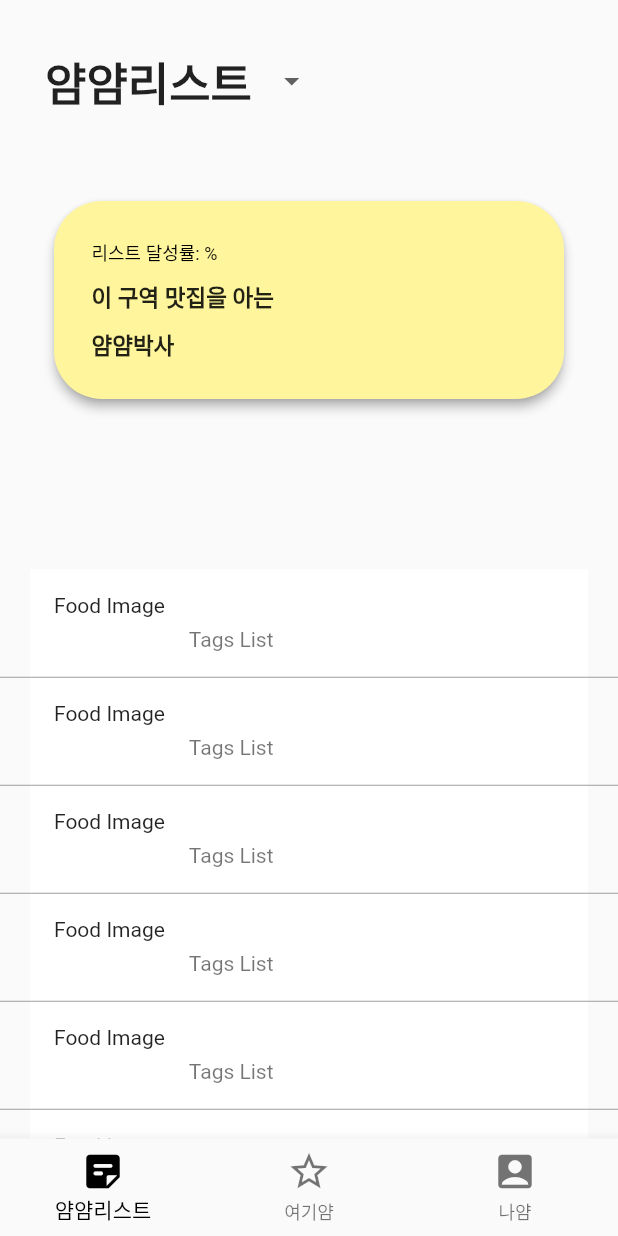
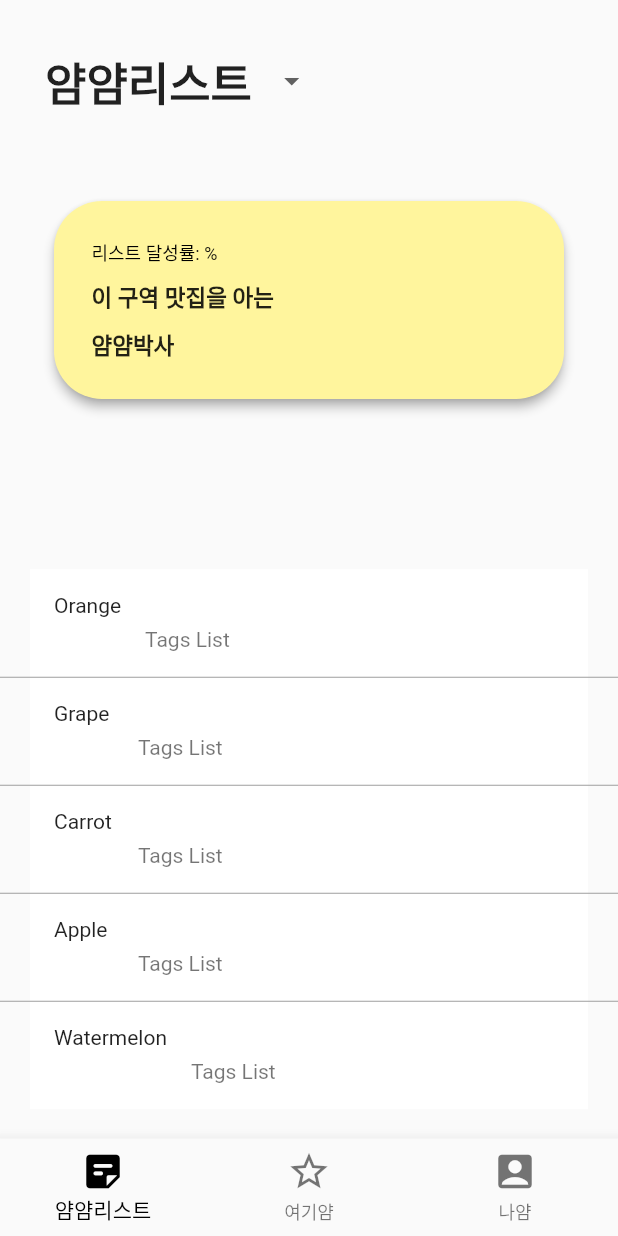
Before and after one commit to dcide6/mucketList_ui, a Flutter app: the screen it shows after launch, on a phone screen of 412 x 824 dp. Run offline on Flutter 3.47's test engine with Material 2 defaults, Android fonts, the phone set to English and light mode, and no system bars; drawn by our look-alikes of flutter_slidable; our stand-ins replace get, sensors; missing offline and left inert: shake.

Commit message:
add slidableWidget

```diff
--- a/lib/screens/list_screen.dart
+++ b/lib/screens/list_screen.dart
@@ -1,6 +1,9 @@
 import 'package:flutter/material.dart';
+import 'package:get/get.dart';
+import 'package:get/get_navigation/get_navigation.dart';
 import 'package:mklistui/constants/screen_size.dart';
 import 'package:mklistui/widgets/mylist_card.dart';
+import 'package:mklistui/widgets/slidable_widget.dart';
 
 class ListScreen extends StatefulWidget {
   @override
@@ -9,6 +12,8 @@ class ListScreen extends StatefulWidget {
 
 class _ListScreenState extends State<ListScreen> {
   static List<String> menu = ['얌얌리스트', '얌얌완료'];
+  List items = ['Orange', 'Grape', 'Carrot', 'Apple', 'Watermelon'];
+
   String _selectedMenu = menu[0];
   @override
   Widget build(BuildContext context) {
@@ -35,14 +40,12 @@ class _ListScreenState extends State<ListScreen> {
                 child: Container(
                   child: ListView.separated(
                     itemBuilder: (context, index) {
-                      return Padding(
-                        padding: const EdgeInsets.symmetric(horizontal: 20.0),
-                        child: ListTile(
-                          onTap: () {},
-                          tileColor: Colors.white,
-                          leading: Text("Food Image"),
-                          subtitle: Text("Tags List"),
-                        ),
+                      return SlidableWidget(
+                        child: buildListTile(items[index]),
+                        onDismissed: (action) {
+                          print(action); //스와이프액션
+                          return dismissSlidableItem(context, index, action);
+                        },
                       );
                     },
                     separatorBuilder: (context, index) {
@@ -51,7 +54,7 @@ class _ListScreenState extends State<ListScreen> {
                         height: 0,
                       );
                     },
-                    itemCount: 30,
+                    itemCount: items.length,
                     controller: myScrollController,
                   ),
                 ),
@@ -59,6 +62,32 @@ class _ListScreenState extends State<ListScreen> {
             },
           )
         ]),
+      ),
+    );
+  }
+
+  void dismissSlidableItem(
+      BuildContext context, int index, SlidableAction action) {
+    setState(() {
+      items.removeAt(index);
+    });
+    switch (action) {
+      case SlidableAction.comment:
+        //후기작성스크린
+        break;
+      case SlidableAction.delete:
+        Get.snackbar("삭제", "완료", snackPosition: SnackPosition.BOTTOM);
+    }
+  }
+
+  Padding buildListTile(item) {
+    return Padding(
+      padding: const EdgeInsets.symmetric(horizontal: 20.0),
+      child: ListTile(
+        onTap: () {},
+        tileColor: Colors.white,
+        leading: Text(item),
+        subtitle: Text("Tags List"),
       ),
     );
   }
--- /dev/null
+++ b/lib/widgets/slidable_widget.dart
@@ -0,0 +1,40 @@
+import 'package:flutter/material.dart';
+import 'package:flutter_slidable/flutter_slidable.dart';
+
+enum SlidableAction { comment, delete }
+
+class SlidableWidget<T> extends StatelessWidget {
+  final Widget child;
+  final Function(SlidableAction action) onDismissed;
+  const SlidableWidget(
+      {Key key, @required this.child, @required this.onDismissed})
+      : super(key: key);
+  @override
+  Widget build(BuildContext context) {
+    return Slidable(
+      child: child,
+      actionExtentRatio: 0.25,
+      actionPane: SlidableDrawerActionPane(),
+      actions: [
+        IconSlideAction(
+          caption: '후기얌',
+          color: Colors.yellow,
+          icon: Icons.check,
+          onTap: () {
+            return onDismissed(SlidableAction.comment);
+          },
+        ),
+      ],
+      secondaryActions: [
+        IconSlideAction(
+          caption: '별로얌',
+          color: Colors.redAccent,
+          icon: Icons.delete_forever,
+          onTap: () {
+            return onDismissed(SlidableAction.delete);
+          },
+        ),
+      ],
+    );
+  }
+}
--- a/pubspec.yaml
+++ b/pubspec.yaml
@@ -31,6 +31,7 @@ dependencies:
   get: ^3.2.4
   shake: ^0.1.0
   sensors: ^0.4.2+6
+  flutter_slidable: ^0.5.7
 
 
 dev_dependencies:
```
